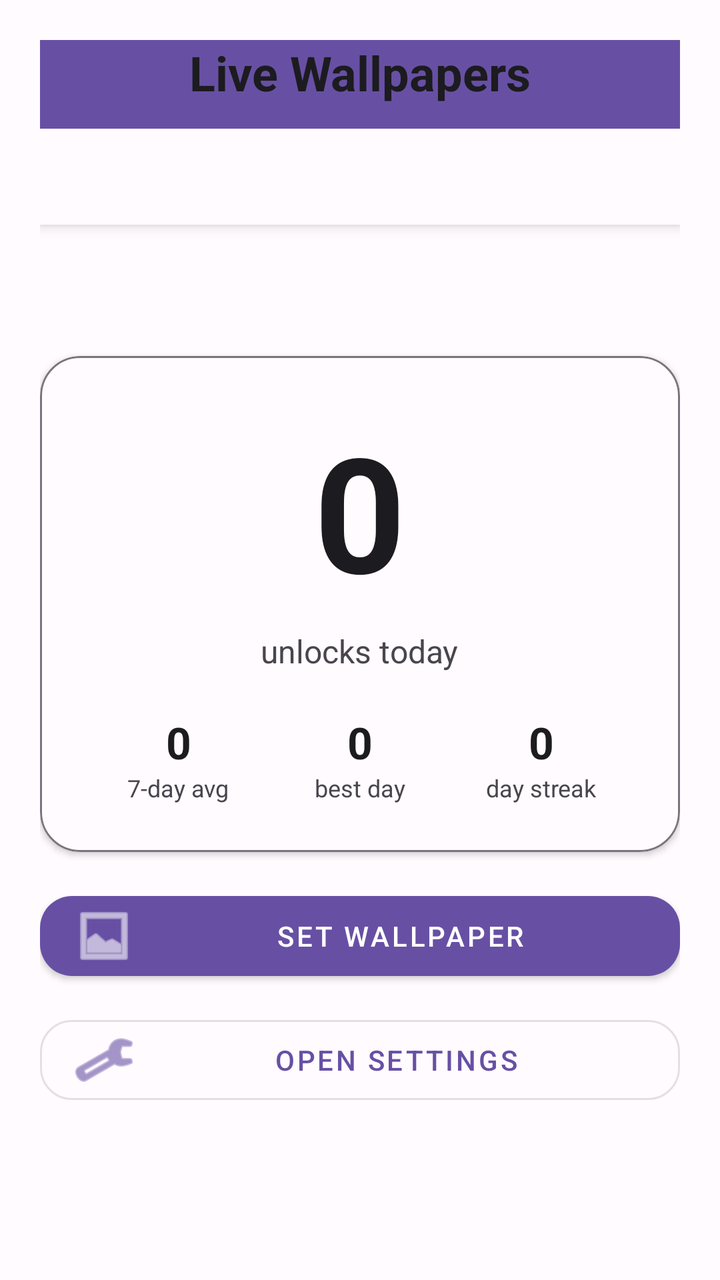
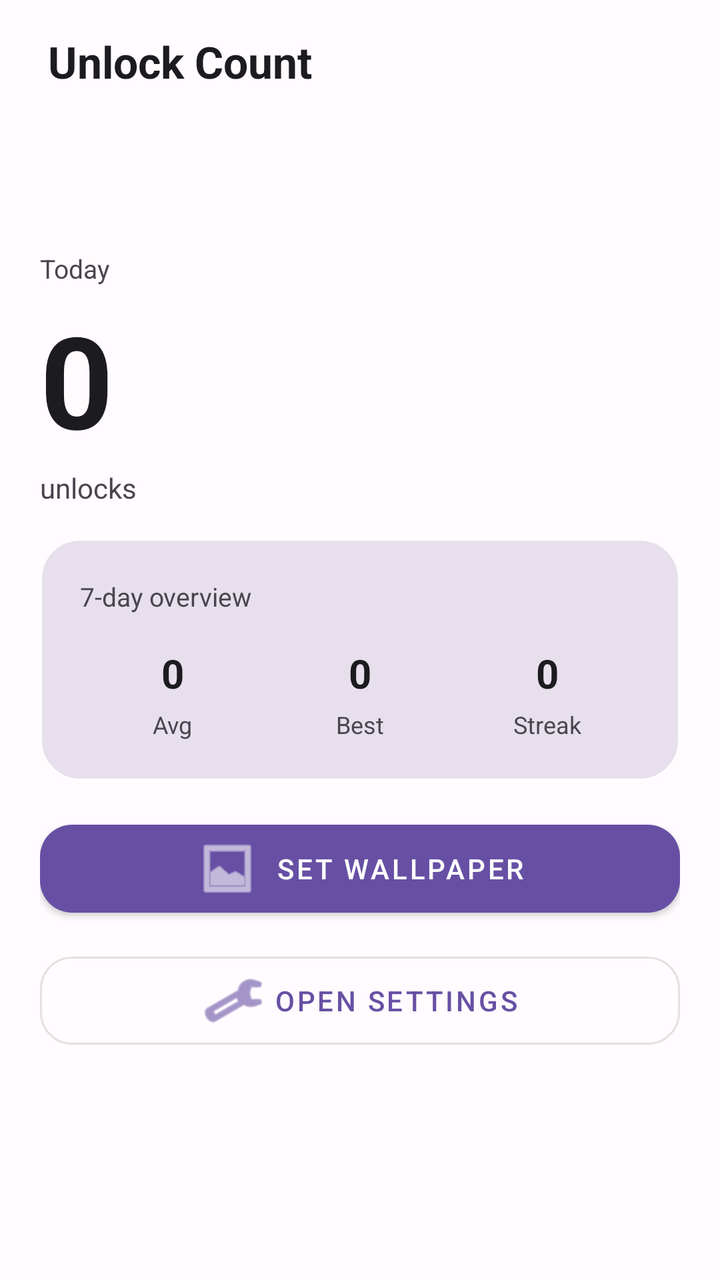

Screens rendered from an Android XML layout before and after an edit, with the pre-edit source and the edit as a unified diff.
<!-- AndroidManifest.xml: application theme AppTheme -->
<!-- res/layout/activity_main.xml -->
<?xml version="1.0" encoding="utf-8"?>
<androidx.coordinatorlayout.widget.CoordinatorLayout xmlns:android="http://schemas.android.com/apk/res/android"
    android:layout_width="match_parent"
    android:layout_height="match_parent"
    xmlns:app="http://schemas.android.com/apk/res-auto"
    android:background="?attr/colorSurface"
    android:padding="20dp">

    <com.google.android.material.appbar.AppBarLayout
        android:layout_width="match_parent"
        android:layout_height="wrap_content">

        <TextView
            android:id="@+id/tvAppTitle"
            android:layout_width="match_parent"
            android:layout_height="wrap_content"
            android:text="Live Wallpapers"
            android:textSize="24sp"
            android:textStyle="bold"
            android:textColor="?attr/colorOnSurface"
            android:gravity="center"
            android:layout_marginBottom="12dp" />

        <com.google.android.material.tabs.TabLayout
            android:id="@+id/tabModes"
            android:layout_width="match_parent"
            android:layout_height="wrap_content"
            app:tabIndicatorColor="?attr/colorPrimary"
            app:tabSelectedTextColor="?attr/colorPrimary"
            app:tabTextColor="?attr/colorOnSurfaceVariant" />
    </com.google.android.material.appbar.AppBarLayout>

    <FrameLayout
        android:id="@+id/frameDashboard"
        android:layout_width="match_parent"
        android:layout_height="match_parent"
        app:layout_behavior="@string/appbar_scrolling_view_behavior"
        android:paddingTop="12dp">

        <LinearLayout
            android:id="@+id/classicStats"
            android:layout_width="match_parent"
            android:layout_height="match_parent"
            android:orientation="vertical"
            android:gravity="center">

            <com.google.android.material.card.MaterialCardView
                android:layout_width="match_parent"
                android:layout_height="wrap_content"
                app:cardCornerRadius="20dp"
                app:cardElevation="2dp"
                app:strokeColor="?attr/colorOutline"
                app:strokeWidth="1dp"
                android:layout_marginBottom="16dp">

                <LinearLayout
                    android:layout_width="match_parent"
                    android:layout_height="wrap_content"
                    android:orientation="vertical"
                    android:padding="24dp"
                    android:gravity="center">

                    <TextView
                        android:id="@+id/tvTodayCount"
                        android:layout_width="wrap_content"
                        android:layout_height="wrap_content"
                        android:text="0"
                        android:textSize="80sp"
                        android:textStyle="bold"
                        android:textColor="?attr/colorOnSurface"
                        android:layout_marginBottom="6dp" />

                    <TextView
                        android:id="@+id/tvTodayLabel"
                        android:layout_width="wrap_content"
                        android:layout_height="wrap_content"
                        android:text="unlocks today"
                        android:textSize="16sp"
                        android:textColor="?attr/colorOnSurfaceVariant"
                        android:layout_marginBottom="20dp" />

                    <LinearLayout
                        android:layout_width="match_parent"
                        android:layout_height="wrap_content"
                        android:orientation="horizontal"
                        android:gravity="center">

                        <LinearLayout
                            android:layout_width="0dp"
                            android:layout_height="wrap_content"
                            android:layout_weight="1"
                            android:orientation="vertical"
                            android:gravity="center">

                            <TextView
                                android:id="@+id/tvAverage"
                                android:layout_width="wrap_content"
                                android:layout_height="wrap_content"
                                android:text="0"
                                android:textSize="22sp"
                                android:textStyle="bold"
                                android:textColor="?attr/colorOnSurface" />

                            <TextView
                                android:layout_width="wrap_content"
                                android:layout_height="wrap_content"
                                android:text="7-day avg"
                                android:textSize="12sp"
                                android:textColor="?attr/colorOnSurfaceVariant" />
                        </LinearLayout>

                        <LinearLayout
                            android:layout_width="0dp"
                            android:layout_height="wrap_content"
                            android:layout_weight="1"
                            android:orientation="vertical"
                            android:gravity="center">

                            <TextView
                                android:id="@+id/tvBestDay"
                                android:layout_width="wrap_content"
                                android:layout_height="wrap_content"
                                android:text="0"
                                android:textSize="22sp"
                                android:textStyle="bold"
                                android:textColor="?attr/colorOnSurface" />

                            <TextView
                                android:layout_width="wrap_content"
                                android:layout_height="wrap_content"
                                android:text="best day"
                                android:textSize="12sp"
                                android:textColor="?attr/colorOnSurfaceVariant" />
                        </LinearLayout>

                        <LinearLayout
                            android:layout_width="0dp"
                            android:layout_height="wrap_content"
                            android:layout_weight="1"
                            android:orientation="vertical"
                            android:gravity="center">

                            <TextView
                                android:id="@+id/tvStreak"
                                android:layout_width="wrap_content"
                                android:layout_height="wrap_content"
                                android:text="0"
                                android:textSize="22sp"
                                android:textStyle="bold"
                                android:textColor="?attr/colorOnSurface" />

                            <TextView
                                android:layout_width="wrap_content"
                                android:layout_height="wrap_content"
                                android:text="day streak"
                                android:textSize="12sp"
                                android:textColor="?attr/colorOnSurfaceVariant" />
                        </LinearLayout>
                    </LinearLayout>
                </LinearLayout>
            </com.google.android.material.card.MaterialCardView>

            <LinearLayout
                android:layout_width="match_parent"
                android:layout_height="wrap_content"
                android:orientation="vertical"
                android:gravity="center">

                <com.google.android.material.button.MaterialButton
                    android:id="@+id/btnSetWallpaper"
                    android:layout_width="match_parent"
                    android:layout_height="wrap_content"
                    android:text="Set Wallpaper"
                    app:cornerRadius="16dp"
                    app:icon="@android:drawable/ic_menu_gallery"
                    android:layout_marginBottom="10dp" />

                <com.google.android.material.button.MaterialButton
                    android:id="@+id/btnSettings"
                    android:layout_width="match_parent"
                    android:layout_height="wrap_content"
                    android:text="Open Settings"
                    style="@style/Widget.MaterialComponents.Button.OutlinedButton"
                    app:cornerRadius="16dp"
                    app:icon="@android:drawable/ic_menu_preferences"
                    android:layout_marginBottom="10dp" />
            </LinearLayout>
        </LinearLayout>

        <TextView
            android:id="@+id/tvTimeFlowPlaceholder"
            android:layout_width="match_parent"
            android:layout_height="match_parent"
            android:text="Time Flow mode shows a minimal 24-hour arc with unlock markers."
            android:textSize="16sp"
            android:textColor="?attr/colorOnSurface"
            android:gravity="center"
            android:visibility="gone" />
    </FrameLayout>

</androidx.coordinatorlayout.widget.CoordinatorLayout>
<!-- resources referenced by this layout -->
<resources>
  <style name="AppTheme" parent="Theme.MaterialComponents.DayNight.NoActionBar">
          <item name="colorPrimary">@color/colorPrimary</item>
          <item name="colorOnPrimary">@color/colorOnPrimary</item>
          <item name="colorPrimaryContainer">@color/colorPrimaryContainer</item>
          <item name="colorOnPrimaryContainer">@color/colorOnPrimaryContainer</item>
          <item name="colorSurface">@color/background</item>
          <item name="colorOnSurface">@color/onSurface</item>
          <item name="colorSurfaceVariant">@color/surfaceVariant</item>
          <item name="colorOnSurfaceVariant">@color/onSurfaceVariant</item>
          <item name="colorOutline">@color/outline</item>
          <item name="android:statusBarColor">@android:color/transparent</item>
          <item name="android:windowLightStatusBar">false</item>
      </style>
  <color name="colorPrimary">#6750A4</color>
  <color name="colorOnPrimary">#FFFFFF</color>
  <color name="colorPrimaryContainer">#EADDFF</color>
  <color name="colorOnPrimaryContainer">#21005D</color>
  <color name="background">#FFFBFE</color>
  <color name="onSurface">#1C1B1F</color>
  <color name="surfaceVariant">#E7E0EC</color>
  <color name="onSurfaceVariant">#49454F</color>
  <color name="outline">#79747E</color>
</resources>

<!-- the commit's change to res/layout/activity_main.xml (unified diff, before → after) -->
@@ -1,158 +1,202 @@
 <?xml version="1.0" encoding="utf-8"?>
 <androidx.coordinatorlayout.widget.CoordinatorLayout xmlns:android="http://schemas.android.com/apk/res/android"
+    xmlns:app="http://schemas.android.com/apk/res-auto"
     android:layout_width="match_parent"
     android:layout_height="match_parent"
-    xmlns:app="http://schemas.android.com/apk/res-auto"
     android:background="?attr/colorSurface"
-    android:padding="20dp">
+    android:fitsSystemWindows="true">
 
     <com.google.android.material.appbar.AppBarLayout
         android:layout_width="match_parent"
-        android:layout_height="wrap_content">
+        android:layout_height="wrap_content"
+        android:background="?attr/colorSurface"
+        app:elevation="0dp">
 
         <TextView
             android:id="@+id/tvAppTitle"
             android:layout_width="match_parent"
             android:layout_height="wrap_content"
-            android:text="Live Wallpapers"
-            android:textSize="24sp"
+            android:text="Unlock Count"
+            android:textSize="22sp"
             android:textStyle="bold"
             android:textColor="?attr/colorOnSurface"
-            android:gravity="center"
-            android:layout_marginBottom="12dp" />
+            android:gravity="center_vertical"
+            android:paddingHorizontal="24dp"
+            android:paddingVertical="16dp" />
 
         <com.google.android.material.tabs.TabLayout
             android:id="@+id/tabModes"
             android:layout_width="match_parent"
             android:layout_height="wrap_content"
+            android:background="?attr/colorSurface"
             app:tabIndicatorColor="?attr/colorPrimary"
+            app:tabIndicatorHeight="3dp"
             app:tabSelectedTextColor="?attr/colorPrimary"
-            app:tabTextColor="?attr/colorOnSurfaceVariant" />
+            app:tabTextColor="?attr/colorOnSurfaceVariant"
+            app:tabMode="scrollable"
+            app:tabGravity="fill" />
     </com.google.android.material.appbar.AppBarLayout>
 
     <FrameLayout
         android:id="@+id/frameDashboard"
         android:layout_width="match_parent"
         android:layout_height="match_parent"
-        app:layout_behavior="@string/appbar_scrolling_view_behavior"
-        android:paddingTop="12dp">
-
+        app:layout_behavior="@string/appbar_scrolling_view_behavior">
+
+        
         <LinearLayout
             android:id="@+id/classicStats"
             android:layout_width="match_parent"
             android:layout_height="match_parent"
             android:orientation="vertical"
-            android:gravity="center">
+            android:paddingHorizontal="20dp"
+            android:paddingTop="16dp"
+            android:paddingBottom="24dp"
+            android:visibility="visible">
+
+            <LinearLayout
+                android:layout_width="match_parent"
+                android:layout_height="wrap_content"
+                android:orientation="vertical"
+                android:layout_marginBottom="16dp">
+
+                <TextView
+                    android:layout_width="wrap_content"
+                    android:layout_height="wrap_content"
+                    android:text="Today"
+                    android:textSize="13sp"
+                    android:textColor="?attr/colorOnSurfaceVariant"
+                    android:layout_marginBottom="4dp" />
+
+                <TextView
+                    android:id="@+id/tvTodayCount"
+                    android:layout_width="wrap_content"
+                    android:layout_height="wrap_content"
+                    android:text="0"
+                    android:textSize="64sp"
+                    android:textStyle="bold"
+                    android:textColor="?attr/colorOnSurface"
+                    android:layout_marginBottom="2dp" />
+
+                <TextView
+                    android:id="@+id/tvTodayLabel"
+                    android:layout_width="wrap_content"
+                    android:layout_height="wrap_content"
+                    android:text="unlocks"
+                    android:textSize="14sp"
+                    android:textColor="?attr/colorOnSurfaceVariant" />
+            </LinearLayout>
 
             <com.google.android.material.card.MaterialCardView
                 android:layout_width="match_parent"
                 android:layout_height="wrap_content"
                 app:cardCornerRadius="20dp"
-                app:cardElevation="2dp"
-                app:strokeColor="?attr/colorOutline"
+                app:cardElevation="0dp"
+                app:strokeColor="?attr/colorOutlineVariant"
                 app:strokeWidth="1dp"
-                android:layout_marginBottom="16dp">
+                android:layout_marginBottom="16dp"
+                app:cardBackgroundColor="?attr/colorSurfaceVariant">
 
                 <LinearLayout
                     android:layout_width="match_parent"
                     android:layout_height="wrap_content"
                     android:orientation="vertical"
-                    android:padding="24dp"
-                    android:gravity="center">
+                    android:padding="20dp">
 
                     <TextView
-                        android:id="@+id/tvTodayCount"
                         android:layout_width="wrap_content"
                         android:layout_height="wrap_content"
-                        android:text="0"
-                        android:textSize="80sp"
-                        android:textStyle="bold"
-                        android:textColor="?attr/colorOnSurface"
-                        android:layout_marginBottom="6dp" />
-
-                    <TextView
-                        android:id="@+id/tvTodayLabel"
-                        android:layout_width="wrap_content"
-                        android:layout_height="wrap_content"
-                        android:text="unlocks today"
-                        android:textSize="16sp"
+                        android:text="7-day overview"
+                        android:textSize="13sp"
                         android:textColor="?attr/colorOnSurfaceVariant"
-                        android:layout_marginBottom="20dp" />
+                        android:layout_marginBottom="16dp" />
 
                     <LinearLayout
                         android:layout_width="match_parent"
                         android:layout_height="wrap_content"
-                        android:orientation="horizontal"
-                        android:gravity="center">
+                        android:orientation="horizontal">
 
                         <LinearLayout
                             android:layout_width="0dp"
                             android:layout_height="wrap_content"
                             android:layout_weight="1"
                             android:orientation="vertical"
-                            android:gravity="center">
+                            android:gravity="center_horizontal">
 
                             <TextView
                                 android:id="@+id/tvAverage"
                                 android:layout_width="wrap_content"
                                 android:layout_height="wrap_content"
                                 android:text="0"
-                                android:textSize="22sp"
+                                android:textSize="20sp"
                                 android:textStyle="bold"
-                                android:textColor="?attr/colorOnSurface" />
-
-                            <TextView
-                                android:layout_width="wrap_content"
-                                android:layout_height="wrap_content"
-                                android:text="7-day avg"
+                                android:textColor="?attr/colorOnSurface"
+                                android:layout_marginBottom="4dp" />
+
+                            <TextView
+                                android:layout_width="wrap_content"
+                                android:layout_height="wrap_content"
+                                android:text="Avg"
                                 android:textSize="12sp"
                                 android:textColor="?attr/colorOnSurfaceVariant" />
                         </LinearLayout>
+
+                        <View
+                            android:layout_width="1dp"
+                            android:layout_height="36dp"
+                            android:background="?attr/colorOutlineVariant" />
 
                         <LinearLayout
                             android:layout_width="0dp"
                             android:layout_height="wrap_content"
                             android:layout_weight="1"
                             android:orientation="vertical"
-                            android:gravity="center">
+                            android:gravity="center_horizontal">
 
                             <TextView
                                 android:id="@+id/tvBestDay"
                                 android:layout_width="wrap_content"
                                 android:layout_height="wrap_content"
                                 android:text="0"
-                                android:textSize="22sp"
+                                android:textSize="20sp"
                                 android:textStyle="bold"
-                                android:textColor="?attr/colorOnSurface" />
-
-                            <TextView
-                                android:layout_width="wrap_content"
-                                android:layout_height="wrap_content"
-                                android:text="best day"
+                                android:textColor="?attr/colorOnSurface"
+                                android:layout_marginBottom="4dp" />
+
+                            <TextView
+                                android:layout_width="wrap_content"
+                                android:layout_height="wrap_content"
+                                android:text="Best"
                                 android:textSize="12sp"
                                 android:textColor="?attr/colorOnSurfaceVariant" />
                         </LinearLayout>
+
+                        <View
+                            android:layout_width="1dp"
+                            android:layout_height="36dp"
+                            android:background="?attr/colorOutlineVariant" />
 
                         <LinearLayout
                             android:layout_width="0dp"
                             android:layout_height="wrap_content"
                             android:layout_weight="1"
                             android:orientation="vertical"
-                            android:gravity="center">
+                            android:gravity="center_horizontal">
 
                             <TextView
                                 android:id="@+id/tvStreak"
                                 android:layout_width="wrap_content"
                                 android:layout_height="wrap_content"
                                 android:text="0"
-                                android:textSize="22sp"
+                                android:textSize="20sp"
                                 android:textStyle="bold"
-                                android:textColor="?attr/colorOnSurface" />
-
-                            <TextView
-                                android:layout_width="wrap_content"
-                                android:layout_height="wrap_content"
-                                android:text="day streak"
+                                android:textColor="?attr/colorOnSurface"
+                                android:layout_marginBottom="4dp" />
+
+                            <TextView
+                                android:layout_width="wrap_content"
+                                android:layout_height="wrap_content"
+                                android:text="Streak"
                                 android:textSize="12sp"
                                 android:textColor="?attr/colorOnSurfaceVariant" />
                         </LinearLayout>
@@ -160,42 +204,72 @@
                 </LinearLayout>
             </com.google.android.material.card.MaterialCardView>
 
-            <LinearLayout
+            <com.google.android.material.button.MaterialButton
+                android:id="@+id/btnSetWallpaper"
+                android:layout_width="match_parent"
+                android:layout_height="56dp"
+                android:text="Set Wallpaper"
+                app:cornerRadius="16dp"
+                app:icon="@android:drawable/ic_menu_gallery"
+                app:iconGravity="textStart"
+                android:layout_marginBottom="10dp" />
+
+            <com.google.android.material.button.MaterialButton
+                android:id="@+id/btnSettings"
+                android:layout_width="match_parent"
+                android:layout_height="56dp"
+                android:text="Open Settings"
+                style="@style/Widget.MaterialComponents.Button.OutlinedButton"
+                app:cornerRadius="16dp"
+                app:icon="@android:drawable/ic_menu_preferences"
+                app:iconGravity="textStart" />
+        </LinearLayout>
+
+        
+        <LinearLayout
+            android:id="@+id/timeFlowStats"
+            android:layout_width="match_parent"
+            android:layout_height="match_parent"
+            android:orientation="vertical"
+            android:gravity="center"
+            android:paddingHorizontal="24dp"
+            android:visibility="gone">
+
+            <com.google.android.material.card.MaterialCardView
                 android:layout_width="match_parent"
                 android:layout_height="wrap_content"
-                android:orientation="vertical"
-                android:gravity="center">
-
-                <com.google.android.material.button.MaterialButton
-                    android:id="@+id/btnSetWallpaper"
+                app:cardCornerRadius="24dp"
+                app:cardElevation="0dp"
+                app:strokeColor="?attr/colorOutlineVariant"
+                app:strokeWidth="1dp"
+                app:cardBackgroundColor="?attr/colorSurfaceVariant">
+
+                <LinearLayout
                     android:layout_width="match_parent"
                     android:layout_height="wrap_content"
-                    android:text="Set Wallpaper"
-                    app:cornerRadius="16dp"
-                    app:icon="@android:drawable/ic_menu_gallery"
-                    android:layout_marginBottom="10dp" />
-
-                <com.google.android.material.button.MaterialButton
-                    android:id="@+id/btnSettings"
-                    android:layout_width="match_parent"
-                    android:layout_height="wrap_content"
-                    android:text="Open Settings"
-                    style="@style/Widget.MaterialComponents.Button.OutlinedButton"
-                    app:cornerRadius="16dp"
-                    app:icon="@android:drawable/ic_menu_preferences"
-                    android:layout_marginBottom="10dp" />
-            </LinearLayout>
+                    android:orientation="vertical"
+                    android:padding="28dp"
+                    android:gravity="center">
+
+                    <TextView
+                        android:layout_width="wrap_content"
+                        android:layout_height="wrap_content"
+                        android:text="Time Flow"
+                        android:textSize="18sp"
+                        android:textStyle="bold"
+                        android:textColor="?attr/colorOnSurface"
+                        android:layout_marginBottom="8dp" />
+
+                    <TextView
+                        android:layout_width="match_parent"
+                        android:layout_height="wrap_content"
+                        android:text="A minimal 24-hour arc with unlock markers. Each dot is an unlock event, forming a visual rhythm of your day."
+                        android:textSize="14sp"
+                        android:textColor="?attr/colorOnSurfaceVariant"
+                        android:gravity="center" />
+                </LinearLayout>
+            </com.google.android.material.card.MaterialCardView>
         </LinearLayout>
-
-        <TextView
-            android:id="@+id/tvTimeFlowPlaceholder"
-            android:layout_width="match_parent"
-            android:layout_height="match_parent"
-            android:text="Time Flow mode shows a minimal 24-hour arc with unlock markers."
-            android:textSize="16sp"
-            android:textColor="?attr/colorOnSurface"
-            android:gravity="center"
-            android:visibility="gone" />
     </FrameLayout>
 
 </androidx.coordinatorlayout.widget.CoordinatorLayout>
